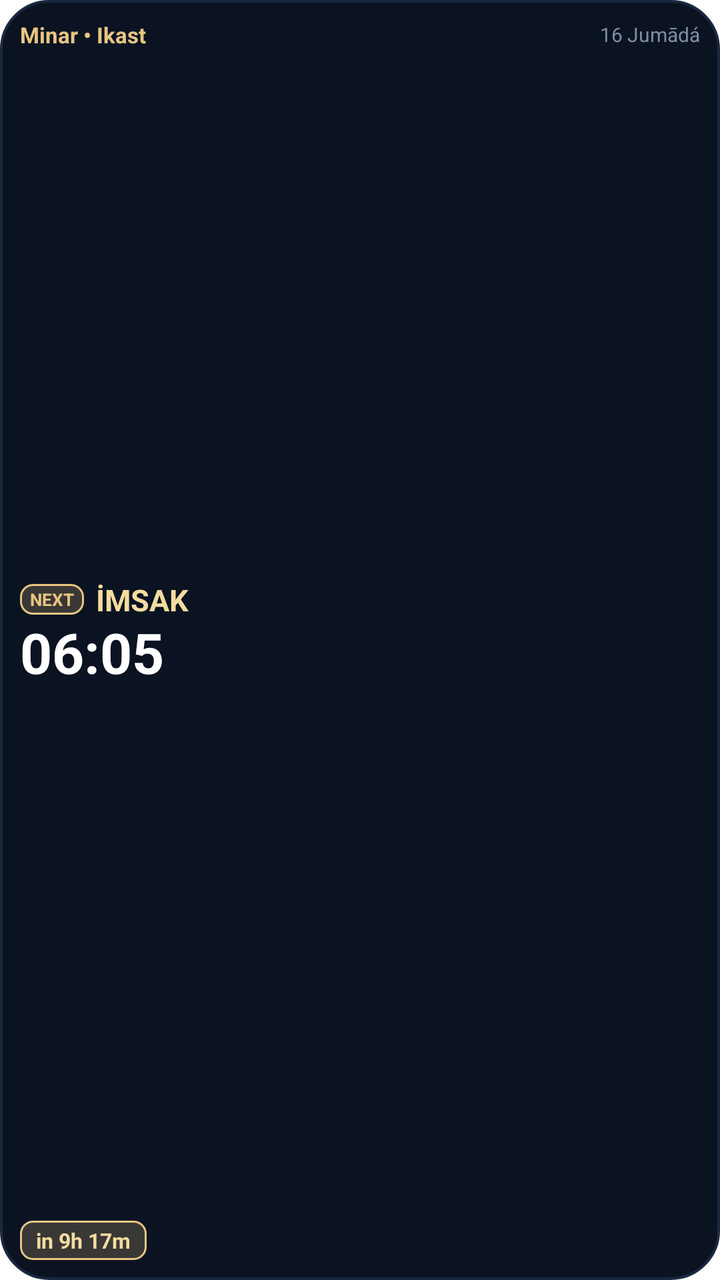
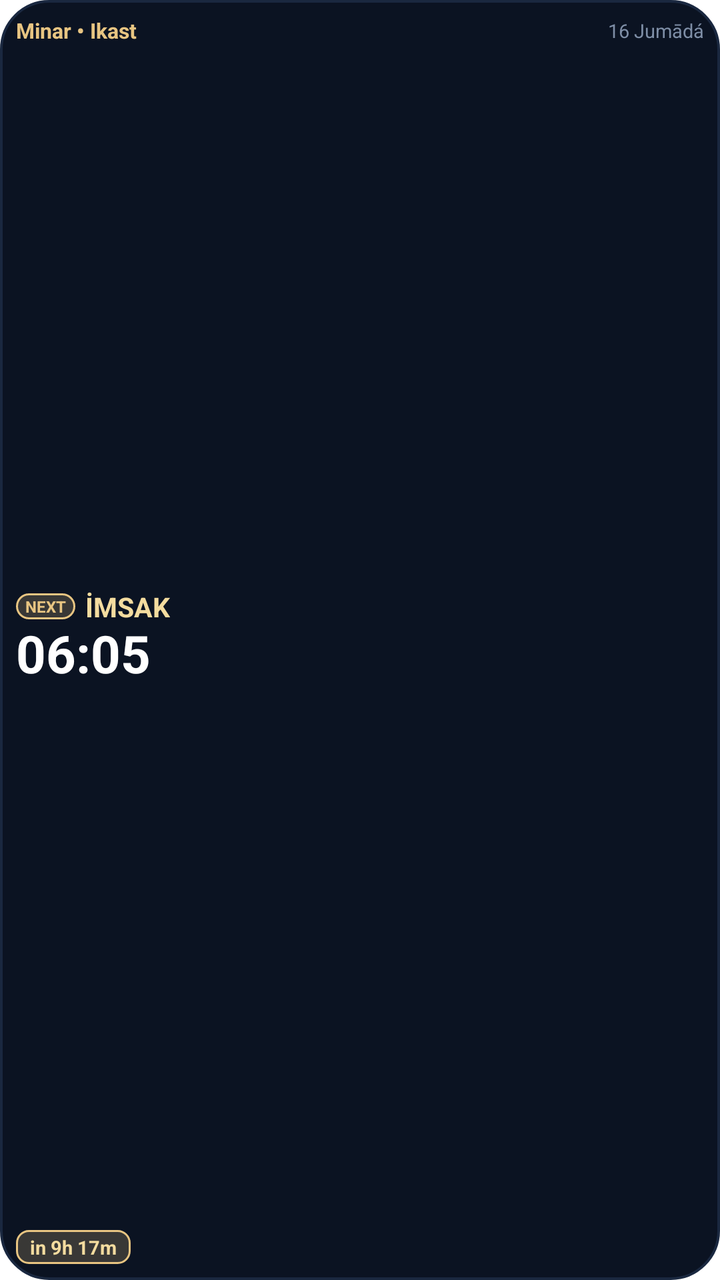

Before-and-after screenshots of an Android layout around one commit, followed by the original layout XML and the change that was made.
<!-- AndroidManifest.xml: fallback theme Theme.MaterialComponents.DayNight.NoActionBar -->
<!-- res/layout/widget_next_prayer.xml -->
<?xml version="1.0" encoding="utf-8"?>
<LinearLayout xmlns:android="http://schemas.android.com/apk/res/android"
    android:id="@+id/widget_next_prayer_root"
    android:layout_width="match_parent"
    android:layout_height="match_parent"
    android:background="@drawable/widget_bg_midnight"
    android:orientation="vertical"
    android:padding="10dp">

    
    <LinearLayout
        android:id="@+id/widget_next_header"
        android:layout_width="match_parent"
        android:layout_height="wrap_content"
        android:gravity="center_vertical"
        android:orientation="horizontal">

        <TextView
            android:id="@+id/widget_next_city"
            android:layout_width="0dp"
            android:layout_height="wrap_content"
            android:layout_weight="1"
            android:ellipsize="end"
            android:maxLines="1"
            android:text="Minar • Ikast"
            android:textColor="#E8C582"
            android:textSize="11sp"
            android:textStyle="bold" />

        <TextView
            android:id="@+id/widget_next_hijri"
            android:layout_width="wrap_content"
            android:layout_height="wrap_content"
            android:ellipsize="end"
            android:maxLines="1"
            android:text="16 Jumādá"
            android:textColor="#7E8EA6"
            android:textSize="10sp" />
    </LinearLayout>

    
    <FrameLayout
        android:layout_width="match_parent"
        android:layout_height="0dp"
        android:layout_weight="1" />

    
    <LinearLayout
        android:layout_width="wrap_content"
        android:layout_height="wrap_content"
        android:gravity="center_vertical"
        android:orientation="horizontal">

        <TextView
            android:id="@+id/widget_next_badge"
            android:layout_width="wrap_content"
            android:layout_height="wrap_content"
            android:background="@drawable/widget_pill_gold"
            android:maxLines="1"
            android:paddingHorizontal="5dp"
            android:paddingVertical="1.5dp"
            android:text="NEXT"
            android:textColor="#E8C582"
            android:textSize="8.5sp"
            android:textStyle="bold" />

        <TextView
            android:id="@+id/widget_next_name"
            android:layout_width="wrap_content"
            android:layout_height="wrap_content"
            android:layout_marginStart="6dp"
            android:ellipsize="end"
            android:maxLines="1"
            android:text="İMSAK"
            android:textColor="#F4DC9F"
            android:textSize="15sp"
            android:textStyle="bold" />
    </LinearLayout>

    
    <TextView
        android:id="@+id/widget_next_time"
        android:layout_width="wrap_content"
        android:layout_height="wrap_content"
        android:layout_marginTop="1dp"
        android:layout_marginBottom="1dp"
        android:gravity="start|center_vertical"
        android:includeFontPadding="false"
        android:maxLines="1"
        android:text="06:05"
        android:textColor="#FFFFFF"
        android:textSize="28sp"
        android:textStyle="bold" />

    
    <FrameLayout
        android:layout_width="match_parent"
        android:layout_height="0dp"
        android:layout_weight="1" />

    
    <LinearLayout
        android:id="@+id/widget_next_remaining_container"
        android:layout_width="wrap_content"
        android:layout_height="wrap_content"
        android:background="@drawable/widget_pill_gold"
        android:paddingHorizontal="8dp"
        android:paddingVertical="2.5dp">

        <TextView
            android:id="@+id/widget_next_remaining"
            android:layout_width="wrap_content"
            android:layout_height="wrap_content"
            android:maxLines="1"
            android:text="in 9h 17m"
            android:textColor="#F4DC9F"
            android:textSize="10.5sp"
            android:textStyle="bold" />
    </LinearLayout>
</LinearLayout>
<!-- resources referenced by this layout -->
<resources>
  <!-- drawable widget_bg_midnight (drawable) -->
  <?xml version="1.0" encoding="utf-8"?>
  <shape xmlns:android="http://schemas.android.com/apk/res/android"
      android:shape="rectangle">
      <solid android:color="#0B1322" />
      <stroke android:width="1.2dp" android:color="#1A2840" />
      <corners android:radius="24dp" />
  </shape>
  <!-- drawable widget_pill_gold (drawable) -->
  <?xml version="1.0" encoding="utf-8"?>
  <shape xmlns:android="http://schemas.android.com/apk/res/android"
      android:shape="rectangle">
      <solid android:color="#35E8C582" />
      <corners android:radius="6dp" />
      <stroke
          android:width="1dp"
          android:color="#E8C582" />
  </shape>
</resources>

<!-- the commit's change to res/layout/widget_next_prayer.xml (unified diff, before → after) -->
@@ -5,7 +5,7 @@
     android:layout_height="match_parent"
     android:background="@drawable/widget_bg_midnight"
     android:orientation="vertical"
-    android:padding="10dp">
+    android:padding="8dp">
 
     
     <LinearLayout
@@ -22,9 +22,10 @@
             android:layout_weight="1"
             android:ellipsize="end"
             android:maxLines="1"
+            android:singleLine="true"
             android:text="Minar • Ikast"
             android:textColor="#E8C582"
-            android:textSize="11sp"
+            android:textSize="10.5sp"
             android:textStyle="bold" />
 
         <TextView
@@ -33,9 +34,10 @@
             android:layout_height="wrap_content"
             android:ellipsize="end"
             android:maxLines="1"
+            android:singleLine="true"
             android:text="16 Jumādá"
             android:textColor="#7E8EA6"
-            android:textSize="10sp" />
+            android:textSize="9.5sp" />
     </LinearLayout>
 
     
@@ -57,39 +59,42 @@
             android:layout_height="wrap_content"
             android:background="@drawable/widget_pill_gold"
             android:maxLines="1"
-            android:paddingHorizontal="5dp"
-            android:paddingVertical="1.5dp"
+            android:singleLine="true"
+            android:paddingHorizontal="4.5dp"
+            android:paddingVertical="1dp"
             android:text="NEXT"
             android:textColor="#E8C582"
-            android:textSize="8.5sp"
+            android:textSize="8sp"
             android:textStyle="bold" />
 
         <TextView
             android:id="@+id/widget_next_name"
             android:layout_width="wrap_content"
             android:layout_height="wrap_content"
-            android:layout_marginStart="6dp"
+            android:layout_marginStart="5dp"
             android:ellipsize="end"
             android:maxLines="1"
+            android:singleLine="true"
             android:text="İMSAK"
             android:textColor="#F4DC9F"
-            android:textSize="15sp"
+            android:textSize="13.5sp"
             android:textStyle="bold" />
     </LinearLayout>
 
     
     <TextView
         android:id="@+id/widget_next_time"
-        android:layout_width="wrap_content"
+        android:layout_width="match_parent"
         android:layout_height="wrap_content"
-        android:layout_marginTop="1dp"
-        android:layout_marginBottom="1dp"
+        android:layout_marginTop="0dp"
+        android:layout_marginBottom="0dp"
         android:gravity="start|center_vertical"
         android:includeFontPadding="false"
         android:maxLines="1"
+        android:singleLine="true"
         android:text="06:05"
         android:textColor="#FFFFFF"
-        android:textSize="28sp"
+        android:textSize="26sp"
         android:textStyle="bold" />
 
     
@@ -104,17 +109,18 @@
         android:layout_width="wrap_content"
         android:layout_height="wrap_content"
         android:background="@drawable/widget_pill_gold"
-        android:paddingHorizontal="8dp"
-        android:paddingVertical="2.5dp">
+        android:paddingHorizontal="7dp"
+        android:paddingVertical="2dp">
 
         <TextView
             android:id="@+id/widget_next_remaining"
             android:layout_width="wrap_content"
             android:layout_height="wrap_content"
             android:maxLines="1"
+            android:singleLine="true"
             android:text="in 9h 17m"
             android:textColor="#F4DC9F"
-            android:textSize="10.5sp"
+            android:textSize="9.5sp"
             android:textStyle="bold" />
     </LinearLayout>
 </LinearLayout>
